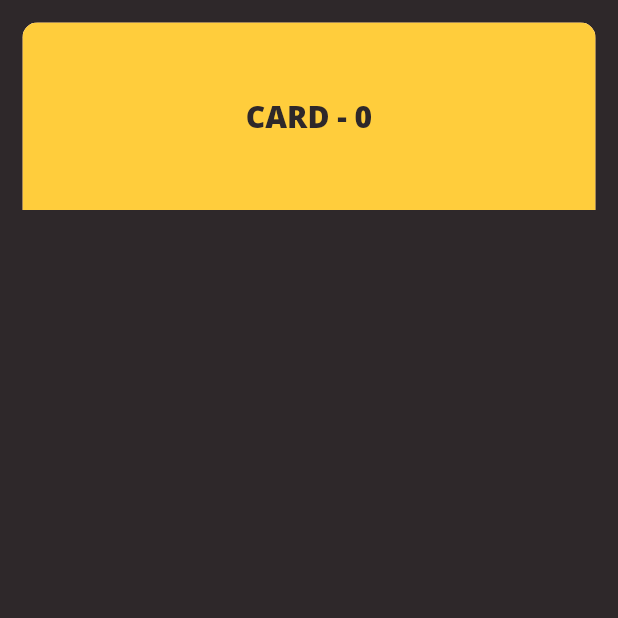
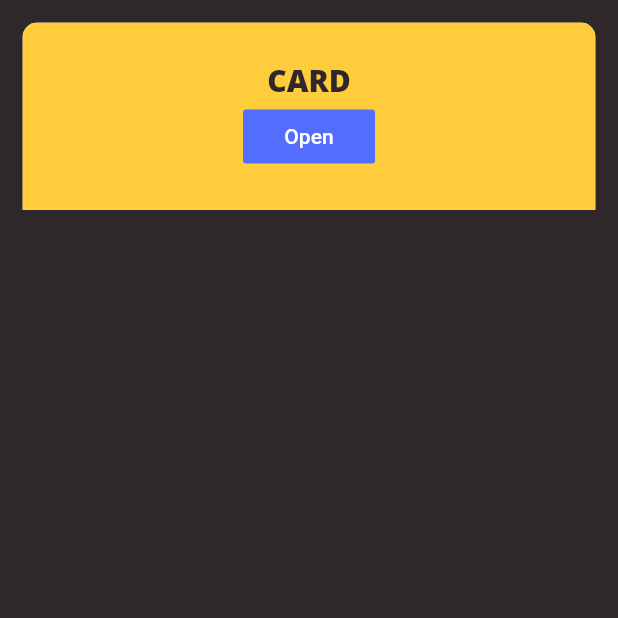
Before and after one commit to faob-dev/folding_cell, a Flutter app: the screen it shows after launch, on a phone screen of 412 x 824 dp, the top half of it. Run offline on Flutter 3.47's test engine with Material 2 defaults, Android fonts, the phone set to English and light mode, and no system bars.

Commit message:
added new features

```diff
--- a/example/lib/main.dart
+++ b/example/lib/main.dart
@@ -1,16 +1,87 @@
 import 'package:flutter/material.dart';
 import 'package:folding_cell/folding_cell.dart';
 
-void main() => runApp(MaterialApp(home: SafeArea(child: Scaffold(body: Material(child: FoldingCellSimpleDemo())))));
+void main() => runApp(MaterialApp(
+    home: SafeArea(
+        child: Scaffold(body: Material(child: FoldingCellSimpleDemo())))));
 
 /// Example 1 folding cell inside [Container]
 class FoldingCellSimpleDemo extends StatelessWidget {
+  final _foldingCellKey = GlobalKey<SimpleFoldingCellState>();
+
   @override
   Widget build(BuildContext context) {
     return Container(
       color: Color(0xFF2e282a),
       alignment: Alignment.topCenter,
-      child: _buildCell(context, 0),
+      child: SimpleFoldingCell(
+          key: _foldingCellKey,
+          frontWidget: _buildFrontWidget(),
+          innerTopWidget: _buildInnerTopWidget(),
+          innerBottomWidget: _buildInnerBottomWidget(),
+          cellSize: Size(MediaQuery.of(context).size.width, 125),
+          padding: EdgeInsets.all(15),
+          animationDuration: Duration(milliseconds: 300),
+          borderRadius: 10,
+          onOpen: () => print('cell opened'),
+          onClose: () => print('cell closed')),
+    );
+  }
+
+  Widget _buildFrontWidget() {
+    return Container(
+        color: Color(0xFFffcd3c),
+        alignment: Alignment.center,
+        child: Column(
+          mainAxisAlignment: MainAxisAlignment.center,
+          children: <Widget>[
+            Text("CARD",
+                style: TextStyle(
+                    color: Color(0xFF2e282a),
+                    fontFamily: 'OpenSans',
+                    fontSize: 20.0,
+                    fontWeight: FontWeight.w800)),
+            FlatButton(
+              onPressed: () => _foldingCellKey?.currentState?.toggleFold(),
+              child: Text(
+                "Open",
+              ),
+              textColor: Colors.white,
+              color: Colors.indigoAccent,
+              splashColor: Colors.white.withOpacity(0.5),
+            )
+          ],
+        ));
+  }
+
+  Widget _buildInnerTopWidget() {
+    return Container(
+        color: Color(0xFFff9234),
+        alignment: Alignment.center,
+        child: Text("TITLE",
+            style: TextStyle(
+                color: Color(0xFF2e282a),
+                fontFamily: 'OpenSans',
+                fontSize: 20.0,
+                fontWeight: FontWeight.w800)));
+  }
+
+  Widget _buildInnerBottomWidget() {
+    return Container(
+      color: Color(0xFFecf2f9),
+      alignment: Alignment.bottomCenter,
+      child: Padding(
+        padding: EdgeInsets.only(bottom: 10),
+        child: FlatButton(
+          onPressed: () => _foldingCellKey?.currentState?.toggleFold(),
+          child: Text(
+            "Close",
+          ),
+          textColor: Colors.white,
+          color: Colors.indigoAccent,
+          splashColor: Colors.white.withOpacity(0.5),
+        ),
+      ),
     );
   }
 }
@@ -18,46 +89,95 @@ class FoldingCellSimpleDemo extends StatelessWidget {
 /// Example 2 folding cell inside [ListView]
 class FoldingCellListViewDemo extends StatelessWidget {
   @override
-  Widget build(BuildContext pcontext) {
+  Widget build(BuildContext context) {
     return Container(
       color: Color(0xFF2e282a),
       child: ListView.builder(
           itemCount: 100,
           itemBuilder: (context, index) {
-            return _buildCell(pcontext, index);
+            return SimpleFoldingCell(
+                frontWidget: _buildFrontWidget(index),
+                innerTopWidget: _buildInnerTopWidget(index),
+                innerBottomWidget: _buildInnerBottomWidget(index),
+                cellSize: Size(MediaQuery.of(context).size.width, 125),
+                padding: EdgeInsets.all(15),
+                animationDuration: Duration(milliseconds: 300),
+                borderRadius: 10,
+                onOpen: () => print('$index cell opened'),
+                onClose: () => print('$index cell closed'));
           }),
     );
   }
+
+  Widget _buildFrontWidget(int index) {
+    return Builder(
+      builder: (BuildContext context) {
+        return Container(
+            color: Color(0xFFffcd3c),
+            alignment: Alignment.center,
+            child: Column(
+              mainAxisAlignment: MainAxisAlignment.center,
+              children: <Widget>[
+                Text("CARD - $index",
+                    style: TextStyle(
+                        color: Color(0xFF2e282a),
+                        fontFamily: 'OpenSans',
+                        fontSize: 20.0,
+                        fontWeight: FontWeight.w800)),
+                FlatButton(
+                  onPressed: () {
+                    SimpleFoldingCellState foldingCellState =
+                        context.ancestorStateOfType(
+                            TypeMatcher<SimpleFoldingCellState>());
+                    foldingCellState?.toggleFold();
+                  },
+                  child: Text(
+                    "Open",
+                  ),
+                  textColor: Colors.white,
+                  color: Colors.indigoAccent,
+                  splashColor: Colors.white.withOpacity(0.5),
+                )
+              ],
+            ));
+      },
+    );
   }
 
-Widget _buildCell(BuildContext context, int index) {
-  return SimpleFoldingCell(
-    frontWidget: Container(
-        color: Color(0xFFffcd3c),
-        alignment: Alignment.center,
-        child: Text("CARD - $index",
-            style: TextStyle(
-                color: Color(0xFF2e282a), fontFamily: 'OpenSans', fontSize: 20.0, fontWeight: FontWeight.w800))),
-    innerTopWidget: Container(
+  Widget _buildInnerTopWidget(int index) {
+    return Container(
         color: Color(0xFFff9234),
         alignment: Alignment.center,
         child: Text("TITLE - $index",
             style: TextStyle(
-                color: Color(0xFF2e282a), fontFamily: 'OpenSans', fontSize: 20.0, fontWeight: FontWeight.w800))),
-    innerBottomWidget: Container(
+                color: Color(0xFF2e282a),
+                fontFamily: 'OpenSans',
+                fontSize: 20.0,
+                fontWeight: FontWeight.w800)));
+  }
+
+  Widget _buildInnerBottomWidget(int index) {
+    return Builder(builder: (context) {
+      return Container(
         color: Color(0xFFecf2f9),
         alignment: Alignment.bottomCenter,
         child: Padding(
           padding: EdgeInsets.only(bottom: 10),
-        child: FlatButton(onPressed: (){
-          final snackBar = SnackBar(content: Text('Item $index clicked'), duration: Duration(milliseconds: 600),);
-          Scaffold.of(context).showSnackBar(snackBar);
-        }, child: Text("FoldingCell Demo",), textColor: Colors.white, color: Colors.indigoAccent, splashColor: Colors.white.withOpacity(0.5),),
+          child: FlatButton(
+            onPressed: () {
+              SimpleFoldingCellState foldingCellState = context
+                  .ancestorStateOfType(TypeMatcher<SimpleFoldingCellState>());
+              foldingCellState?.toggleFold();
+            },
+            child: Text(
+              "Close",
+            ),
+            textColor: Colors.white,
+            color: Colors.indigoAccent,
+            splashColor: Colors.white.withOpacity(0.5),
           ),
         ),
-    cellSize: Size(MediaQuery.of(context).size.width, 125),
-    padding: EdgeInsets.all(15),
-    animationDuration: Duration(milliseconds: 300),
-    borderRadius: 10,
       );
+    });
   }
+}
--- a/lib/folding_cell/widget.dart
+++ b/lib/folding_cell/widget.dart
@@ -3,17 +3,21 @@ import 'dart:math' as math;
 
 /// Simple Folding Cell Widget by FaoB
 class SimpleFoldingCell extends StatefulWidget {
-  SimpleFoldingCell({Key key,
+  SimpleFoldingCell(
+      {Key key,
       @required this.frontWidget,
       @required this.innerTopWidget,
       @required this.innerBottomWidget,
       this.cellSize = const Size(100.0, 100.0),
       this.unfoldCell = false,
       this.skipAnimation = false,
-    this.padding = const EdgeInsets.only(left: 20, right: 20, bottom: 5, top: 10),
+      this.padding =
+          const EdgeInsets.only(left: 20, right: 20, bottom: 5, top: 10),
       this.animationDuration = const Duration(milliseconds: 500),
-    this.borderRadius = 0.0
-  }): assert(frontWidget != null),
+      this.borderRadius = 0.0,
+      this.onOpen,
+      this.onClose})
+      : assert(frontWidget != null),
         assert(innerTopWidget != null),
         assert(innerBottomWidget != null),
         assert(cellSize != null),
@@ -51,67 +55,69 @@ class SimpleFoldingCell extends StatefulWidget {
   /// Rounded border radius
   final double borderRadius;
 
+  /// Called when cell fold animations completes
+  final VoidCallback onOpen;
+
+  /// Called when cell unfold animations completes
+  final VoidCallback onClose;
+
   @override
-  _SimpleFoldingCellState createState() => _SimpleFoldingCellState();
+  SimpleFoldingCellState createState() => SimpleFoldingCellState();
 }
 
-class _SimpleFoldingCellState extends State<SimpleFoldingCell> with SingleTickerProviderStateMixin{
+class SimpleFoldingCellState extends State<SimpleFoldingCell>
+    with SingleTickerProviderStateMixin {
   bool _isExpanded = false;
-  double _animVal;
   AnimationController _animationController;
 
   @override
   void initState() {
     super.initState();
 
-    _animVal = 0;
+    _animationController =
+        AnimationController(vsync: this, duration: widget.animationDuration);
+    _animationController.addStatusListener((status) {
+      if (status == AnimationStatus.completed) {
+        if (widget.onOpen != null) widget.onOpen();
+      } else if (status == AnimationStatus.dismissed) {
+        if (widget.onClose != null) widget.onClose();
+      }
+    });
 
-    if(widget.unfoldCell) {
-      _animVal = 1;
+    if (widget.unfoldCell) {
+      _animationController.value = 1;
       _isExpanded = true;
-    }
-
-    if(!widget.skipAnimation) {
-      _animationController = AnimationController(vsync: this, duration: widget.animationDuration);
-
-      _animationController.value = 0;
-      if(widget.unfoldCell)
-        _animationController.value = 1;
-
-      _animationController.addListener((){
-        setState(() {
-          _animVal =  _animationController.value;
-        });
-      });
     }
   }
 
   @override
   void dispose() {
-    if(_animationController != null)
-      _animationController.dispose();
+    if (_animationController != null) _animationController.dispose();
     super.dispose();
   }
 
   @override
   Widget build(BuildContext context) {
-    final angle = _animVal * math.pi;
-    return GestureDetector(
-      onTap: _handleTap,
-      child: Padding(
+    return AnimatedBuilder(
+        animation: _animationController,
+        builder: (context, child) {
+          final angle = _animationController.value * math.pi;
+          return Padding(
             padding: widget.padding,
             child: Container(
               color: Colors.transparent,
-          height: widget.cellSize.height + (widget.cellSize.height * _animVal),
+              height: widget.cellSize.height +
+                  (widget.cellSize.height * _animationController.value),
               width: widget.cellSize.width,
               child: Stack(
                 children: <Widget>[
                   ClipRRect(
-                borderRadius: BorderRadius.only(topLeft: Radius.circular(widget.borderRadius), topRight: Radius.circular(widget.borderRadius)),
+                    borderRadius: BorderRadius.only(
+                        topLeft: Radius.circular(widget.borderRadius),
+                        topRight: Radius.circular(widget.borderRadius)),
                     child: Container(
                       height: widget.cellSize.height,
                       width: widget.cellSize.width,
-//                color: Color(0xFFff9234),
                       child: widget.innerTopWidget,
                     ),
                   ),
@@ -124,11 +130,12 @@ class _SimpleFoldingCellState extends State<SimpleFoldingCell> with SingleTicker
                       alignment: Alignment.center,
                       transform: Matrix4.rotationX(math.pi),
                       child: ClipRRect(
-                    borderRadius: BorderRadius.only(bottomLeft: Radius.circular(widget.borderRadius), bottomRight: Radius.circular(widget.borderRadius)),
+                        borderRadius: BorderRadius.only(
+                            bottomLeft: Radius.circular(widget.borderRadius),
+                            bottomRight: Radius.circular(widget.borderRadius)),
                         child: Container(
                           height: widget.cellSize.height,
                           width: widget.cellSize.width,
-//                    color: Color(0xFFecf2f9),
                           child: widget.innerBottomWidget,
                         ),
                       ),
@@ -142,11 +149,13 @@ class _SimpleFoldingCellState extends State<SimpleFoldingCell> with SingleTicker
                     child: Opacity(
                       opacity: angle >= 1.5708 ? 0.0 : 1.0,
                       child: ClipRRect(
-                    borderRadius: BorderRadius.only(topLeft: Radius.circular(widget.borderRadius), topRight: Radius.circular(widget.borderRadius)),
+                        borderRadius: BorderRadius.only(
+                            topLeft: Radius.circular(widget.borderRadius),
+                            topRight: Radius.circular(widget.borderRadius)),
                         child: Container(
-                      height: angle >= 1.5708 ? 0.0 : widget.cellSize.height,
+                          height:
+                              angle >= 1.5708 ? 0.0 : widget.cellSize.height,
                           width: angle >= 1.5708 ? 0.0 : widget.cellSize.width,
-//                    color: Color(0xFFffcd3c),
                           child: widget.frontWidget,
                         ),
                       ),
@@ -155,25 +164,21 @@ class _SimpleFoldingCellState extends State<SimpleFoldingCell> with SingleTicker
                 ],
               ),
             ),
-      )
           );
+        });
   }
 
-  void _handleTap(){
-    if(_isExpanded){
-      if(widget.skipAnimation){
-        setState(() {
-          _animVal = 0;
-        });
-      }else{
+  void toggleFold() {
+    if (_isExpanded) {
+      if (widget.skipAnimation) {
+        _animationController.value = 0;
+      } else {
         _animationController.reverse();
       }
-    }else{
-      if(widget.skipAnimation){
-        setState(() {
-          _animVal = 1;
-        });
-      }else{
+    } else {
+      if (widget.skipAnimation) {
+        _animationController.value = 1;
+      } else {
         _animationController.forward();
       }
     }
```
Also changed, not shown: 4 other files. Lines whose indentation alone changed are shown as unchanged.
